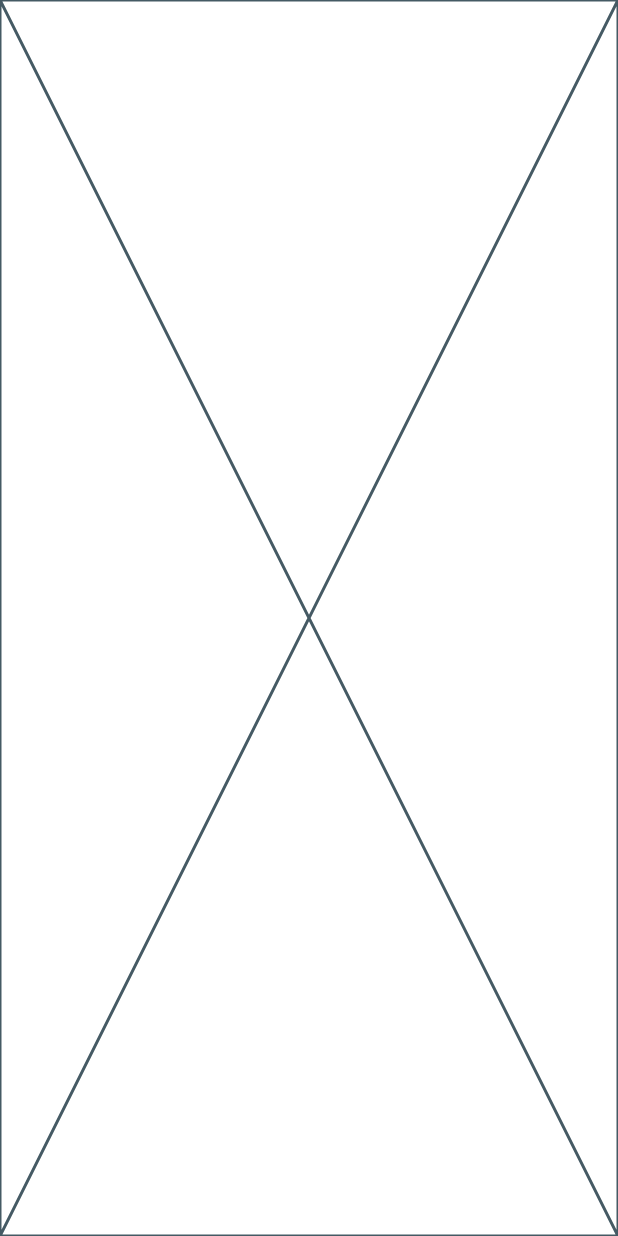
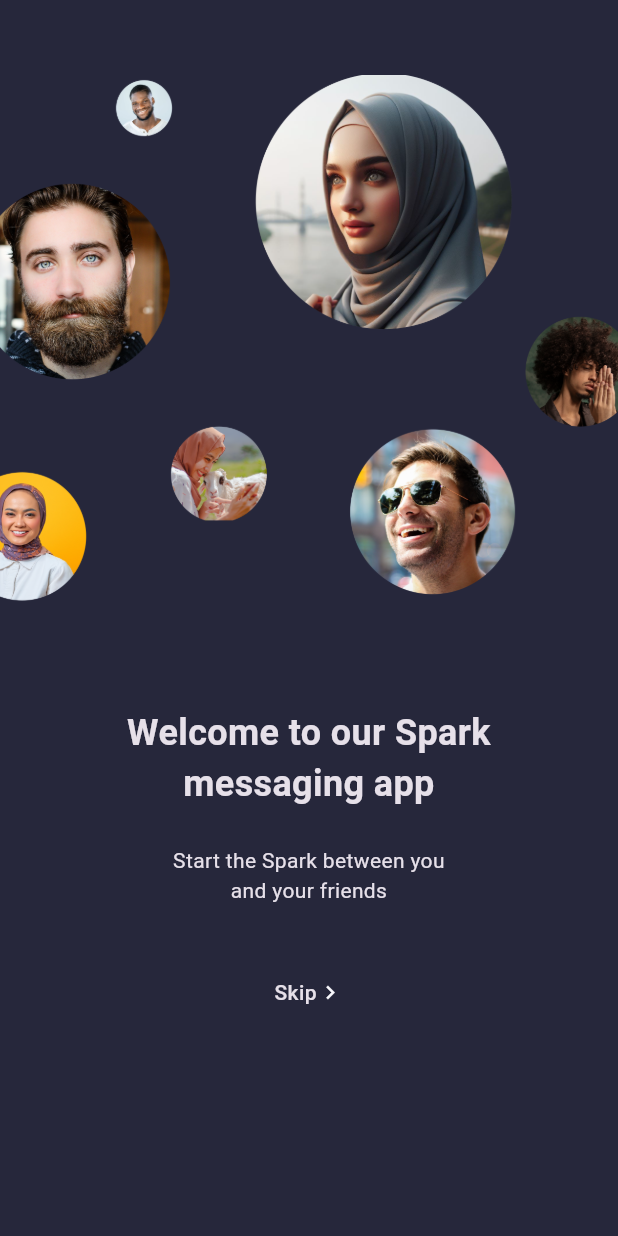
Before and after one commit to abdulmalek9/chat_app, a Flutter app: the screen it shows after launch, on a phone screen of 412 x 824 dp. Run offline on Flutter 3.47's test engine with Material 3 defaults, Android fonts, the phone set to English and light mode, and no system bars.

Commit message:
Add onboarding view and theme support

```diff
--- /dev/null
+++ b/lib/constant.dart
@@ -0,0 +1,21 @@
+import 'package:flutter/material.dart';
+
+// const Color kPrimaryColor = Color(0xff1badf6);
+// const Color kSecondaryColor = Color(0xff6cbbe7);
+// const Color kTextColor = Color(0xff2d4759);
+// const Color kBackgroundColor = Color.fromARGB(255, 94, 41, 64);
+// const Color kErrorColor = Color(0xffe57373);
+// const Color kPrimaryDarkColor = Color(0xff034769);
+// const Color kSecondaryDarkColor = Color(0xff2a5d78);
+// const Color kTextDColor = Color.fromARGB(255, 255, 255, 255);
+// const Color kBackGroundDarkColor = Color(0xff7a6e67);
+
+const Color kPrimaryColor = Color(0xff17bc6f);
+const Color kSecondaryColor = Color(0xfff3951b);
+const Color kTextColor = Color(0xff2a2a2c);
+const Color kBackgroundColor = Color(0xfffefefe);
+const Color kErrorColor = Color(0xff3D001D);
+const Color kPrimaryDarkColor = Color(0xff8D85D6);
+const Color kSecondaryDarkColor = Color(0xff4C4C47);
+const Color kTextDColor = Color(0xfff8f8fc);
+const Color kBackGroundDarkColor = Color(0xff26273b);
--- a/lib/main.dart
+++ b/lib/main.dart
@@ -1,3 +1,5 @@
+import 'package:chat_app/theme.dart';
+import 'package:chat_app/views/onboarding.dart';
 import 'package:flutter/material.dart';
 
 void main() {
@@ -9,6 +11,12 @@ class ChatApp extends StatelessWidget {
 
   @override
   Widget build(BuildContext context) {
-    return const Placeholder();
+    return MaterialApp(
+      theme: lightThemeData(context),
+      darkTheme: darkThemeData(context),
+      themeMode: ThemeMode.dark,
+      home: const OnBoardingView(),
+      debugShowCheckedModeBanner: false,
+    );
   }
 }
--- /dev/null
+++ b/lib/theme.dart
@@ -0,0 +1,46 @@
+import 'package:chat_app/constant.dart';
+import 'package:flutter/material.dart';
+
+ThemeData lightThemeData(BuildContext context) {
+  return ThemeData.light().copyWith(
+    primaryColor: kPrimaryColor,
+    scaffoldBackgroundColor: const Color(0xffF2F2F2),
+    appBarTheme: appBarTheme,
+    iconTheme: const IconThemeData(color: kTextColor),
+    colorScheme: const ColorScheme.light(
+      primary: kPrimaryColor,
+      secondary: kSecondaryColor,
+      error: kErrorColor,
+    ),
+    bottomNavigationBarTheme: BottomNavigationBarThemeData(
+      backgroundColor: Colors.white,
+      selectedItemColor: kBackgroundColor.withOpacity(0.7),
+      unselectedItemColor: kBackgroundColor.withOpacity(0.32),
+      selectedIconTheme: const IconThemeData(color: kPrimaryColor),
+      showUnselectedLabels: true,
+    ),
+  );
+}
+
+ThemeData darkThemeData(BuildContext context) {
+  return ThemeData.dark().copyWith(
+    primaryColor: kPrimaryColor,
+    scaffoldBackgroundColor: kBackGroundDarkColor,
+    appBarTheme: appBarTheme.copyWith(backgroundColor: kBackgroundColor),
+    iconTheme: const IconThemeData(color: kTextDColor),
+    colorScheme: const ColorScheme.dark().copyWith(
+      primary: kPrimaryColor,
+      secondary: kSecondaryColor,
+      error: kErrorColor,
+    ),
+    bottomNavigationBarTheme: BottomNavigationBarThemeData(
+      backgroundColor: kBackgroundColor,
+      selectedItemColor: Colors.white70,
+      unselectedItemColor: kBackGroundDarkColor.withOpacity(0.32),
+      selectedIconTheme: const IconThemeData(color: kPrimaryColor),
+      showUnselectedLabels: true,
+    ),
+  );
+}
+
+const appBarTheme = AppBarTheme(centerTitle: false, elevation: 0);
--- /dev/null
+++ b/lib/views/onboarding.dart
@@ -0,0 +1,54 @@
+// import 'package:chat_app/constant.dart';
+import 'package:flutter/material.dart';
+import 'package:flutter/widgets.dart';
+
+class OnBoardingView extends StatelessWidget {
+  const OnBoardingView({super.key});
+
+  @override
+  Widget build(BuildContext context) {
+    return SafeArea(
+      child: Scaffold(
+        body: Column(
+          children: [
+            const SizedBox(height: 50),
+            Image.asset("assets/onboarding.png"),
+            const SizedBox(
+              height: 70,
+            ),
+            const Text(
+              "Welcome to our Spark \nmessaging app",
+              textAlign: TextAlign.center,
+              style: TextStyle(fontSize: 24, fontWeight: FontWeight.bold),
+            ),
+            const SizedBox(
+              height: 24,
+            ),
+            const Text(
+              "Start the Spark between you\nand your friends",
+              textAlign: TextAlign.center,
+              style: TextStyle(fontSize: 14, fontWeight: FontWeight.w400),
+            ),
+            const SizedBox(
+              height: 48,
+            ),
+            const Row(
+              mainAxisAlignment: MainAxisAlignment.center,
+              crossAxisAlignment: CrossAxisAlignment.center,
+              children: [
+                Text(
+                  "Skip",
+                  style: TextStyle(fontWeight: FontWeight.w500),
+                ),
+                Icon(
+                  Icons.keyboard_arrow_right_outlined,
+                  size: 18,
+                )
+              ],
+            )
+          ],
+        ),
+      ),
+    );
+  }
+}
--- a/pubspec.yaml
+++ b/pubspec.yaml
@@ -59,9 +59,9 @@ flutter:
   uses-material-design: true
 
   # To add assets to your application, add an assets section, like this:
-  # assets:
-  #   - images/a_dot_burr.jpeg
-  #   - images/a_dot_ham.jpeg
+  assets:
+    - assets/
+
 
   # An image asset can refer to one or more resolution-specific "variants", see
   # https://flutter.dev/assets-and-images/#resolution-aware
```
Also changed, not shown: assets/onboarding-01 .png (added), assets/onboarding.png (added).
